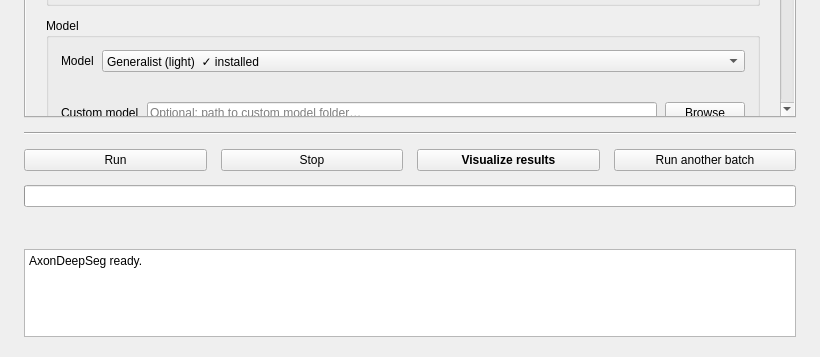
Above: AxonDeepSeg/ads_gui/ads_gui.ui from axondeepseg/axondeepseg before the change; both pictures show x 0 to 820 and y 403 to 760 of the 820 by 760 pixel window. Below: the same form after it.
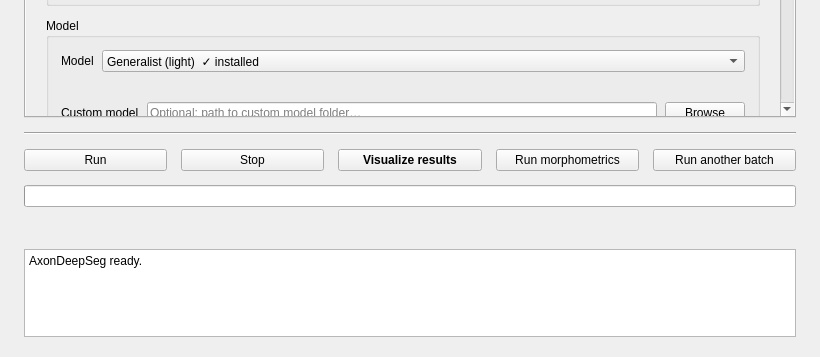
That is the form after the change.

Commit message:
Keep the post-segmentation buttons on the Segment tab and add Run morphometrics
The Visualize/Run another buttons used to replace Run on every tab, so the
Morphometrics tab had no way to start a run after a segmentation. They now only
show on the Segment tab, with a third button that queues the segmented images
in the Morphometrics tab and runs it there.

Diff of the .ui file:
```diff
--- a/AxonDeepSeg/ads_gui/ads_gui.ui
+++ b/AxonDeepSeg/ads_gui/ads_gui.ui
@@ -672,6 +672,14 @@
         <property name="styleSheet"><string>font-weight: bold;</string></property>
        </widget>
       </item>
+      <item>
+       <widget class="QPushButton" name="morph_results_btn">
+        <property name="text"><string>Run morphometrics</string></property>
+        <property name="toolTip"><string>Compute morphometrics on the images that were just segmented, using the settings from the Morphometrics tab.</string></property>
+        <property name="minimumHeight"><number>42</number></property>
+        <property name="visible"><bool>false</bool></property>
+       </widget>
+      </item>
       <item>
        <widget class="QPushButton" name="run_another_btn">
         <property name="text"><string>Run another batch</string></property>
```
The commit also changes 2 other files.
